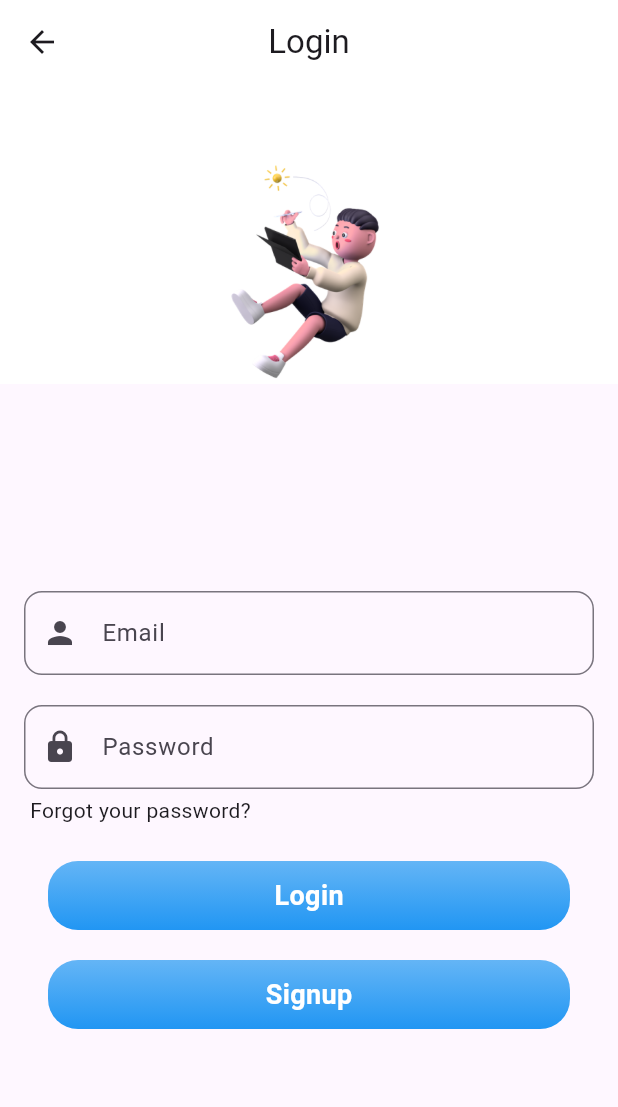
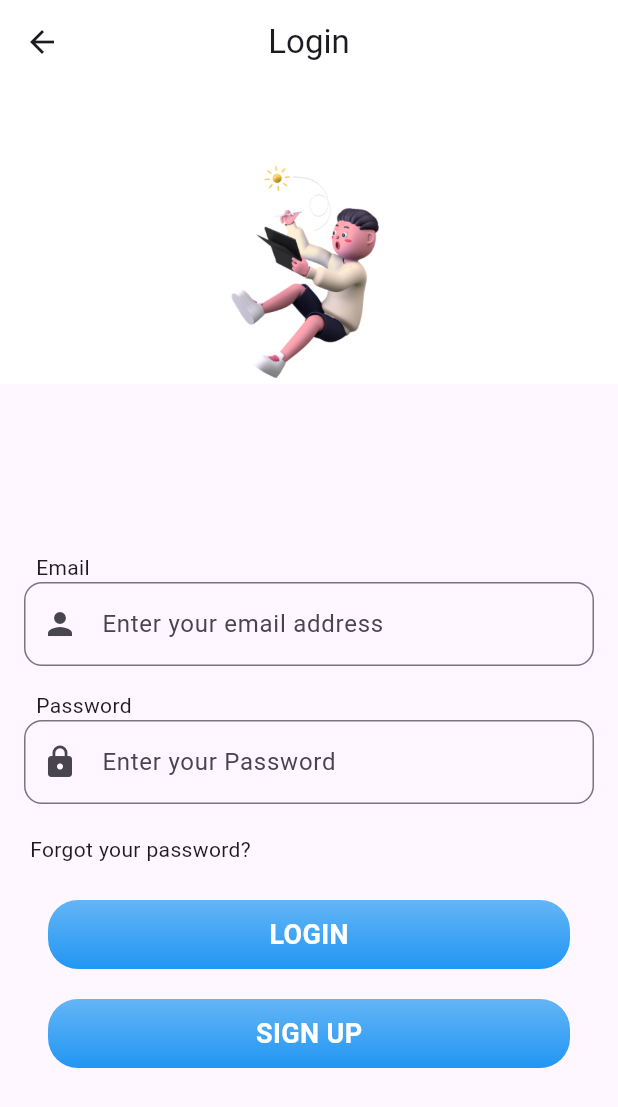
Before and after one commit to Semedii/Suuq, a Flutter app: the LoginPage screen opened directly, on a phone screen of 412 x 824 dp. Shown: the top 1107 px of the screen. Run offline on Flutter 3.47's test engine with Material 3 defaults, Android fonts, the phone set to English and light mode, and no system bars; our stand-ins replace dots_indicator, flutter_riverpod, riverpod_annotation; generated files the repository leaves out were written again.

Commit message:
added signup ui

```diff
--- a/lib/components/app_buton.dart
+++ b/lib/components/app_buton.dart
@@ -35,7 +35,7 @@ class AppButton extends StatelessWidget {
   Center _getTitleText() {
     return Center(
       child: Text(
-        title,
+        title.toUpperCase(),
         style: const TextStyle(
           color: Colors.white,
           fontSize: 18,
--- a/lib/components/app_textfield.dart
+++ b/lib/components/app_textfield.dart
@@ -4,18 +4,27 @@ class AppTextField extends StatelessWidget {
   const AppTextField({
     super.key,
     required this.hintText,
+    required this.label,
     this.prefixIcon,
     this.isObscureText = false,
   });
   final String hintText;
+  final String label;
   final Icon? prefixIcon;
   final bool isObscureText;
 
   @override
   Widget build(BuildContext context) {
     return Padding(
-      padding: const EdgeInsets.symmetric(horizontal: 16),
-      child: TextField(
+      padding: const EdgeInsets.only(left: 16, right: 16, bottom: 16),
+      child: Column(
+        crossAxisAlignment: CrossAxisAlignment.start,
+        children: [
+          Padding(
+            padding: const EdgeInsets.only(left: 8.0),
+            child: Text(label),
+          ),
+          TextField(
             decoration: InputDecoration(
               hintText: hintText,
               prefixIcon: prefixIcon,
@@ -23,6 +32,8 @@ class AppTextField extends StatelessWidget {
               focusedBorder: _getBorder(),
             ),
             obscureText: isObscureText,
+          ),
+        ],
       ),
     );
   }
--- a/lib/pages/login_page.dart
+++ b/lib/pages/login_page.dart
@@ -1,5 +1,6 @@
 import 'package:flutter/material.dart';
 import 'package:suuq/components/app_textfield.dart';
+import 'package:suuq/pages/signup_page.dart';
 
 import '../components/app_buton.dart';
 
@@ -23,18 +24,25 @@ class LoginPage extends StatelessWidget {
         mainAxisAlignment: MainAxisAlignment.center,
         crossAxisAlignment: CrossAxisAlignment.start,
         children: [
-          const AppTextField(hintText: "Email", prefixIcon: Icon(Icons.person)),
-          const SizedBox(
-            height: 20,
+          const AppTextField(
+            label: "Email",
+            hintText: "Enter your email address",
+            prefixIcon: Icon(Icons.person),
           ),
           const AppTextField(
-            hintText: "Password",
+            label: "Password",
+            hintText: "Enter your Password",
             prefixIcon: Icon(Icons.lock),
             isObscureText: true,
           ),
           _getForgotPasswordText(),
           AppButton(title: "Login", onTap: () {}),
-          AppButton(title: "Signup", onTap: () {}),
+          AppButton(
+              title: "Sign up",
+              onTap: () {
+                Navigator.push(context,
+                    MaterialPageRoute(builder: (context) => SignupPage()));
+              }),
         ],
       ),
     );
```
Also changed, not shown: lib/pages/signup_page.dart (added, +62 -0 lines). Lines whose indentation alone changed are shown as unchanged.
